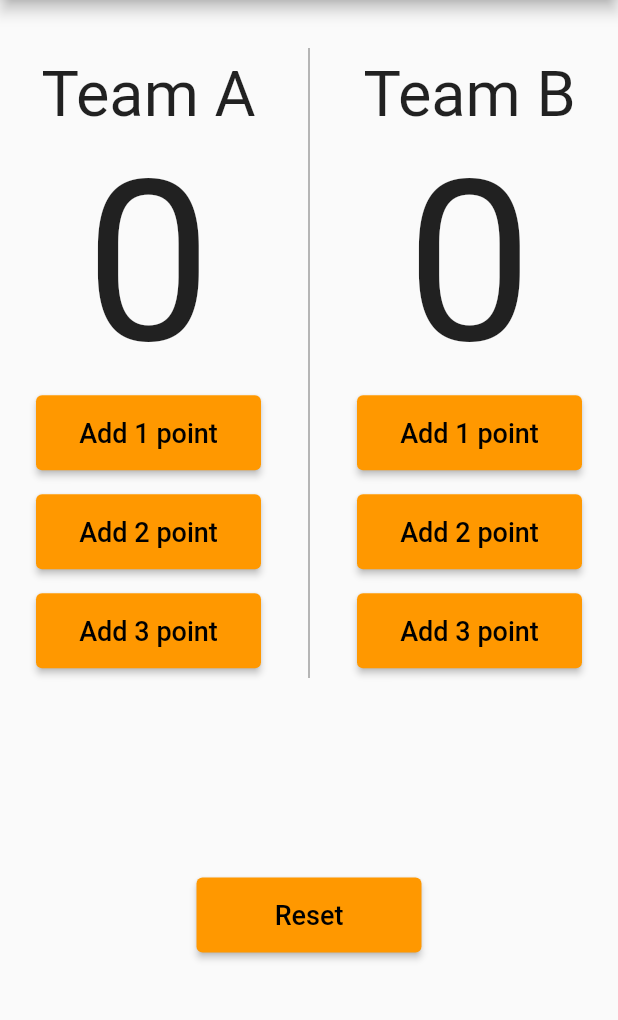
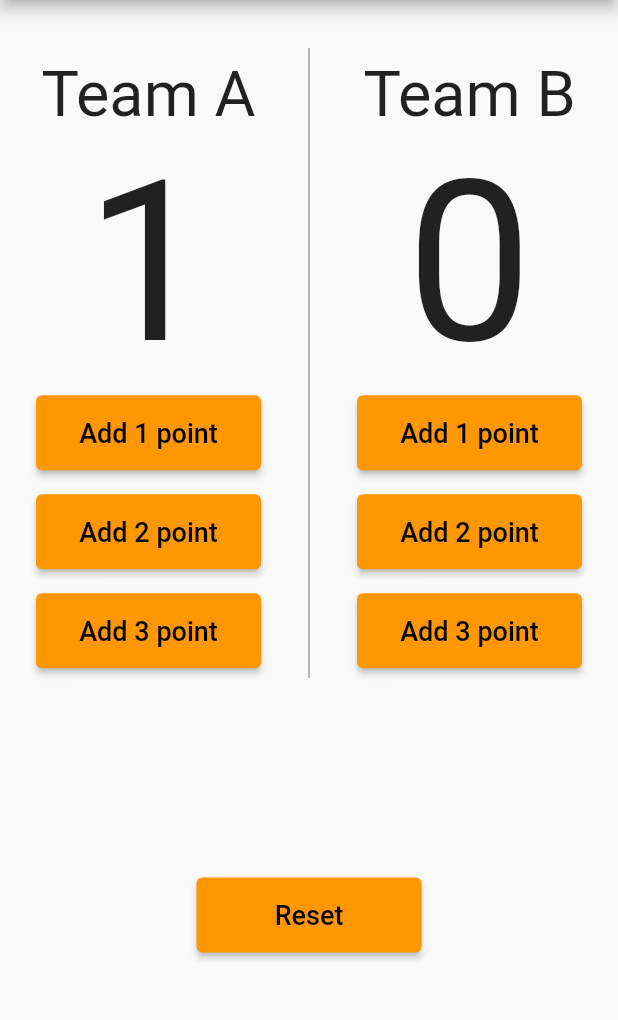
Before and after one commit to MohamedEssam-900009/basketball_points_counter_app, a Flutter app: the HomePage screen opened directly, after a tap on "Add 1 point", on a phone screen of 412 x 824 dp, the part 84-1104 px from its top. Run offline on Flutter 3.47's test engine with Material 3 defaults, Android fonts, the phone set to English and light mode, and no system bars; our stand-ins replace flutter_bloc.

```diff
--- a/lib/cubit/counter_cubit.dart
+++ b/lib/cubit/counter_cubit.dart
@@ -2,21 +2,19 @@ import 'package:basketball_points_counter_app/cubit/counter_state.dart';
 import 'package:flutter_bloc/flutter_bloc.dart';
 
 class CounterCubit extends Cubit<CounterState> {
-    CounterCubit():super(CounterAIncrementState());
+  CounterCubit() : super(CounterIncrementState());
 
   int teamAPoints = 0;
 
   int teamBPoints = 0;
 
-
-
   void teamIncrement({required String team, required int buttonNumber}) {
     if (team == 'A') {
       teamAPoints += buttonNumber;
-      emit(CounterAIncrementState());
+      emit(CounterIncrementState());
     } else {
       teamBPoints += buttonNumber;
-      emit(CounterBIncrementState());
+      emit(CounterIncrementState());
     }
   }
 }
--- a/lib/cubit/counter_state.dart
+++ b/lib/cubit/counter_state.dart
@@ -1,5 +1,3 @@
 abstract class CounterState {}
 
-class CounterAIncrementState extends CounterState {}
-
-class CounterBIncrementState extends CounterState {}
+class CounterIncrementState extends CounterState {}
--- a/lib/main.dart
+++ b/lib/main.dart
@@ -18,28 +18,19 @@ class PointsCounter extends StatelessWidget {
       child: MaterialApp(
         debugShowCheckedModeBanner: false,
         theme: ThemeData(useMaterial3: false),
-        home: HomePage(),
+        home: const HomePage(),
       ),
     );
   }
 }
 
 class HomePage extends StatelessWidget {
-  HomePage({super.key});
-
-  int teamAPoint = 0;
-  int teamBPoint = 0;
+  const HomePage({super.key});
 
   @override
   Widget build(BuildContext context) {
     return BlocConsumer<CounterCubit, CounterState>(
-      listener: (context, state) {
-        if (state is CounterAIncrementState) {
-          teamAPoint = BlocProvider.of<CounterCubit>(context).teamAPoints;
-        } else {
-          teamBPoint = BlocProvider.of<CounterCubit>(context).teamBPoints;
-        }
-      },
+      listener: (context, state) {},
       builder: (context, state) {
         return Scaffold(
           appBar: AppBar(
@@ -59,11 +50,14 @@ class HomePage extends StatelessWidget {
                         style: TextStyle(fontSize: 42.0),
                       ),
                       Text(
-                        '$teamAPoint',
-                        style: TextStyle(fontSize: 150.0),
+                        '${BlocProvider.of<CounterCubit>(context).teamAPoints}',
+                        style: const TextStyle(fontSize: 150.0),
                       ),
                       ElevatedButton(
-                        onPressed: () {},
+                        onPressed: () {
+                          BlocProvider.of<CounterCubit>(context)
+                              .teamIncrement(team: 'A', buttonNumber: 1);
+                        },
                         style: ElevatedButton.styleFrom(
                           backgroundColor: Colors.orange,
                           minimumSize: const Size(150.0, 50.0),
@@ -78,7 +72,10 @@ class HomePage extends StatelessWidget {
                       ),
                       const SizedBox(height: 16.0),
                       ElevatedButton(
-                        onPressed: () {},
+                        onPressed: () {
+                          BlocProvider.of<CounterCubit>(context)
+                              .teamIncrement(team: 'A', buttonNumber: 2);
+                        },
                         style: ElevatedButton.styleFrom(
                           backgroundColor: Colors.orange,
                           minimumSize: const Size(150.0, 50.0),
@@ -93,7 +90,10 @@ class HomePage extends StatelessWidget {
                       ),
                       const SizedBox(height: 16.0),
                       ElevatedButton(
-                        onPressed: () {},
+                        onPressed: () {
+                          BlocProvider.of<CounterCubit>(context)
+                              .teamIncrement(team: 'A', buttonNumber: 3);
+                        },
                         style: ElevatedButton.styleFrom(
                           backgroundColor: Colors.orange,
                           minimumSize: const Size(150.0, 50.0),
@@ -122,11 +122,14 @@ class HomePage extends StatelessWidget {
                         style: TextStyle(fontSize: 42.0),
                       ),
                       Text(
-                        '$teamBPoint',
-                        style: TextStyle(fontSize: 150.0),
+                        '${BlocProvider.of<CounterCubit>(context).teamBPoints}',
+                        style: const TextStyle(fontSize: 150.0),
                       ),
                       ElevatedButton(
-                        onPressed: () {},
+                        onPressed: () {
+                          BlocProvider.of<CounterCubit>(context)
+                              .teamIncrement(team: 'B', buttonNumber: 1);
+                        },
                         style: ElevatedButton.styleFrom(
                           backgroundColor: Colors.orange,
                           minimumSize: const Size(150.0, 50.0),
@@ -141,7 +144,10 @@ class HomePage extends StatelessWidget {
                       ),
                       const SizedBox(height: 16.0),
                       ElevatedButton(
-                        onPressed: () {},
+                        onPressed: () {
+                          BlocProvider.of<CounterCubit>(context)
+                              .teamIncrement(team: 'B', buttonNumber: 2);
+                        },
                         style: ElevatedButton.styleFrom(
                           backgroundColor: Colors.orange,
                           minimumSize: const Size(150.0, 50.0),
@@ -156,7 +162,10 @@ class HomePage extends StatelessWidget {
                       ),
                       const SizedBox(height: 16.0),
                       ElevatedButton(
-                        onPressed: () {},
+                        onPressed: () {
+                          BlocProvider.of<CounterCubit>(context)
+                              .teamIncrement(team: 'B', buttonNumber: 3);
+                        },
                         style: ElevatedButton.styleFrom(
                           backgroundColor: Colors.orange,
                           minimumSize: const Size(150.0, 50.0),
```
